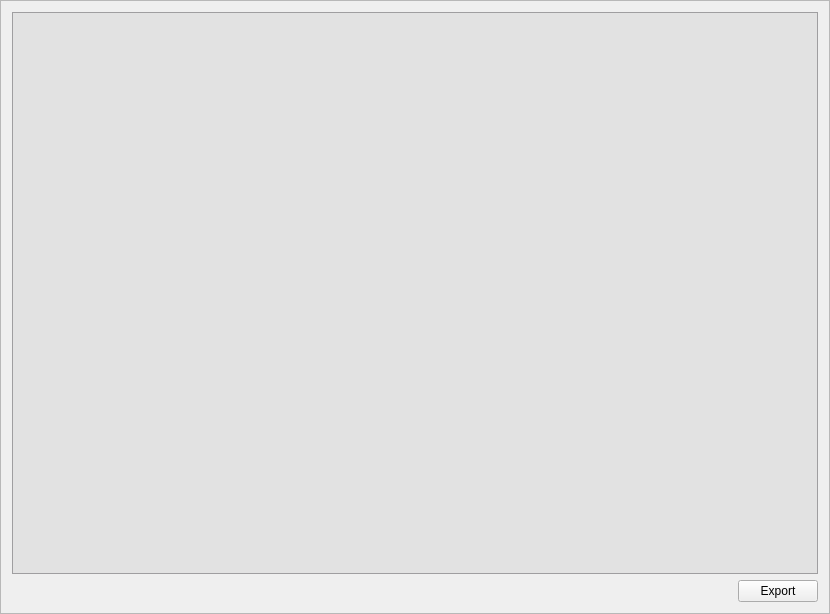
Qt form src/gui/ui/transactionsframe.ui (iridiumdev/iridium-gui) before a commit.
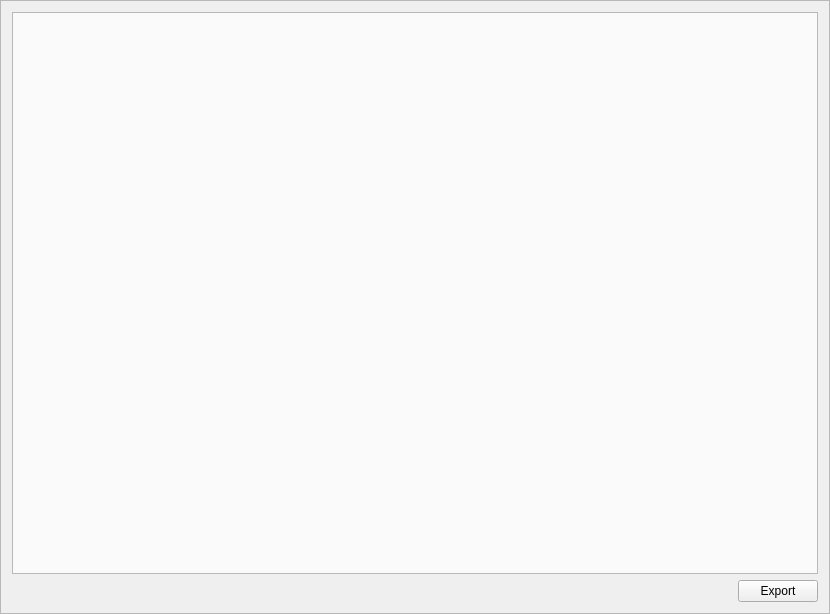
The same form after that commit. Icons and pictures are not drawn.

The edit to the form file:
```diff
--- a/src/gui/ui/transactionsframe.ui
+++ b/src/gui/ui/transactionsframe.ui
@@ -25,412 +25,34 @@
      <property name="palette">
       <palette>
        <active>
-        <colorrole role="WindowText">
-         <brush brushstyle="SolidPattern">
-          <color alpha="255">
-           <red>0</red>
-           <green>0</green>
-           <blue>0</blue>
-          </color>
-         </brush>
-        </colorrole>
-        <colorrole role="Button">
-         <brush brushstyle="SolidPattern">
-          <color alpha="255">
-           <red>206</red>
-           <green>205</green>
-           <blue>208</blue>
-          </color>
-         </brush>
-        </colorrole>
-        <colorrole role="Light">
-         <brush brushstyle="SolidPattern">
-          <color alpha="255">
-           <red>230</red>
-           <green>230</green>
-           <blue>230</blue>
-          </color>
-         </brush>
-        </colorrole>
-        <colorrole role="Midlight">
-         <brush brushstyle="SolidPattern">
-          <color alpha="255">
-           <red>230</red>
-           <green>230</green>
-           <blue>231</blue>
-          </color>
-         </brush>
-        </colorrole>
-        <colorrole role="Dark">
-         <brush brushstyle="SolidPattern">
-          <color alpha="255">
-           <red>103</red>
-           <green>102</green>
-           <blue>104</blue>
-          </color>
-         </brush>
-        </colorrole>
-        <colorrole role="Mid">
-         <brush brushstyle="SolidPattern">
-          <color alpha="255">
-           <red>137</red>
-           <green>137</green>
-           <blue>139</blue>
-          </color>
-         </brush>
-        </colorrole>
-        <colorrole role="Text">
-         <brush brushstyle="SolidPattern">
-          <color alpha="255">
-           <red>0</red>
-           <green>0</green>
-           <blue>0</blue>
-          </color>
-         </brush>
-        </colorrole>
-        <colorrole role="BrightText">
-         <brush brushstyle="SolidPattern">
-          <color alpha="255">
-           <red>255</red>
-           <green>255</green>
-           <blue>255</blue>
-          </color>
-         </brush>
-        </colorrole>
-        <colorrole role="ButtonText">
-         <brush brushstyle="SolidPattern">
-          <color alpha="255">
-           <red>0</red>
-           <green>0</green>
-           <blue>0</blue>
-          </color>
-         </brush>
-        </colorrole>
         <colorrole role="Base">
          <brush brushstyle="SolidPattern">
           <color alpha="255">
-           <red>226</red>
-           <green>226</green>
-           <blue>226</blue>
-          </color>
-         </brush>
-        </colorrole>
-        <colorrole role="Window">
-         <brush brushstyle="SolidPattern">
-          <color alpha="255">
-           <red>206</red>
-           <green>205</green>
-           <blue>208</blue>
-          </color>
-         </brush>
-        </colorrole>
-        <colorrole role="Shadow">
-         <brush brushstyle="SolidPattern">
-          <color alpha="255">
-           <red>0</red>
-           <green>0</green>
-           <blue>0</blue>
-          </color>
-         </brush>
-        </colorrole>
-        <colorrole role="AlternateBase">
-         <brush brushstyle="SolidPattern">
-          <color alpha="255">
-           <red>230</red>
-           <green>230</green>
-           <blue>231</blue>
-          </color>
-         </brush>
-        </colorrole>
-        <colorrole role="ToolTipBase">
-         <brush brushstyle="SolidPattern">
-          <color alpha="255">
-           <red>255</red>
-           <green>255</green>
-           <blue>220</blue>
-          </color>
-         </brush>
-        </colorrole>
-        <colorrole role="ToolTipText">
-         <brush brushstyle="SolidPattern">
-          <color alpha="255">
-           <red>0</red>
-           <green>0</green>
-           <blue>0</blue>
+           <red>250</red>
+           <green>250</green>
+           <blue>250</blue>
           </color>
          </brush>
         </colorrole>
        </active>
        <inactive>
-        <colorrole role="WindowText">
-         <brush brushstyle="SolidPattern">
-          <color alpha="255">
-           <red>0</red>
-           <green>0</green>
-           <blue>0</blue>
-          </color>
-         </brush>
-        </colorrole>
-        <colorrole role="Button">
-         <brush brushstyle="SolidPattern">
-          <color alpha="255">
-           <red>206</red>
-           <green>205</green>
-           <blue>208</blue>
-          </color>
-         </brush>
-        </colorrole>
-        <colorrole role="Light">
-         <brush brushstyle="SolidPattern">
-          <color alpha="255">
-           <red>230</red>
-           <green>230</green>
-           <blue>230</blue>
-          </color>
-         </brush>
-        </colorrole>
-        <colorrole role="Midlight">
-         <brush brushstyle="SolidPattern">
-          <color alpha="255">
-           <red>230</red>
-           <green>230</green>
-           <blue>231</blue>
-          </color>
-         </brush>
-        </colorrole>
-        <colorrole role="Dark">
-         <brush brushstyle="SolidPattern">
-          <color alpha="255">
-           <red>103</red>
-           <green>102</green>
-           <blue>104</blue>
-          </color>
-         </brush>
-        </colorrole>
-        <colorrole role="Mid">
-         <brush brushstyle="SolidPattern">
-          <color alpha="255">
-           <red>137</red>
-           <green>137</green>
-           <blue>139</blue>
-          </color>
-         </brush>
-        </colorrole>
-        <colorrole role="Text">
-         <brush brushstyle="SolidPattern">
-          <color alpha="255">
-           <red>0</red>
-           <green>0</green>
-           <blue>0</blue>
-          </color>
-         </brush>
-        </colorrole>
-        <colorrole role="BrightText">
-         <brush brushstyle="SolidPattern">
-          <color alpha="255">
-           <red>255</red>
-           <green>255</green>
-           <blue>255</blue>
-          </color>
-         </brush>
-        </colorrole>
-        <colorrole role="ButtonText">
-         <brush brushstyle="SolidPattern">
-          <color alpha="255">
-           <red>0</red>
-           <green>0</green>
-           <blue>0</blue>
-          </color>
-         </brush>
-        </colorrole>
         <colorrole role="Base">
          <brush brushstyle="SolidPattern">
           <color alpha="255">
-           <red>226</red>
-           <green>226</green>
-           <blue>226</blue>
-          </color>
-         </brush>
-        </colorrole>
-        <colorrole role="Window">
-         <brush brushstyle="SolidPattern">
-          <color alpha="255">
-           <red>206</red>
-           <green>205</green>
-           <blue>208</blue>
-          </color>
-         </brush>
-        </colorrole>
-        <colorrole role="Shadow">
-         <brush brushstyle="SolidPattern">
-          <color alpha="255">
-           <red>0</red>
-           <green>0</green>
-           <blue>0</blue>
-          </color>
-         </brush>
-        </colorrole>
-        <colorrole role="AlternateBase">
-         <brush brushstyle="SolidPattern">
-          <color alpha="255">
-           <red>230</red>
-           <green>230</green>
-           <blue>231</blue>
-          </color>
-         </brush>
-        </colorrole>
-        <colorrole role="ToolTipBase">
-         <brush brushstyle="SolidPattern">
-          <color alpha="255">
-           <red>255</red>
-           <green>255</green>
-           <blue>220</blue>
-          </color>
-         </brush>
-        </colorrole>
-        <colorrole role="ToolTipText">
-         <brush brushstyle="SolidPattern">
-          <color alpha="255">
-           <red>0</red>
-           <green>0</green>
-           <blue>0</blue>
+           <red>250</red>
+           <green>250</green>
+           <blue>250</blue>
           </color>
          </brush>
         </colorrole>
        </inactive>
        <disabled>
-        <colorrole role="WindowText">
-         <brush brushstyle="SolidPattern">
-          <color alpha="255">
-           <red>103</red>
-           <green>102</green>
-           <blue>104</blue>
-          </color>
-         </brush>
-        </colorrole>
-        <colorrole role="Button">
-         <brush brushstyle="SolidPattern">
-          <color alpha="255">
-           <red>206</red>
-           <green>205</green>
-           <blue>208</blue>
-          </color>
-         </brush>
-        </colorrole>
-        <colorrole role="Light">
-         <brush brushstyle="SolidPattern">
-          <color alpha="255">
-           <red>230</red>
-           <green>230</green>
-           <blue>230</blue>
-          </color>
-         </brush>
-        </colorrole>
-        <colorrole role="Midlight">
-         <brush brushstyle="SolidPattern">
-          <color alpha="255">
-           <red>230</red>
-           <green>230</green>
-           <blue>231</blue>
-          </color>
-         </brush>
-        </colorrole>
-        <colorrole role="Dark">
-         <brush brushstyle="SolidPattern">
-          <color alpha="255">
-           <red>103</red>
-           <green>102</green>
-           <blue>104</blue>
-          </color>
-         </brush>
-        </colorrole>
-        <colorrole role="Mid">
-         <brush brushstyle="SolidPattern">
-          <color alpha="255">
-           <red>137</red>
-           <green>137</green>
-           <blue>139</blue>
-          </color>
-         </brush>
-        </colorrole>
-        <colorrole role="Text">
-         <brush brushstyle="SolidPattern">
-          <color alpha="255">
-           <red>103</red>
-           <green>102</green>
-           <blue>104</blue>
-          </color>
-         </brush>
-        </colorrole>
-        <colorrole role="BrightText">
-         <brush brushstyle="SolidPattern">
-          <color alpha="255">
-           <red>255</red>
-           <green>255</green>
-           <blue>255</blue>
-          </color>
-         </brush>
-        </colorrole>
-        <colorrole role="ButtonText">
-         <brush brushstyle="SolidPattern">
-          <color alpha="255">
-           <red>103</red>
-           <green>102</green>
-           <blue>104</blue>
-          </color>
-         </brush>
-        </colorrole>
         <colorrole role="Base">
          <brush brushstyle="SolidPattern">
           <color alpha="255">
-           <red>206</red>
-           <green>205</green>
-           <blue>208</blue>
-          </color>
-         </brush>
-        </colorrole>
-        <colorrole role="Window">
-         <brush brushstyle="SolidPattern">
-          <color alpha="255">
-           <red>206</red>
-           <green>205</green>
-           <blue>208</blue>
-          </color>
-         </brush>
-        </colorrole>
-        <colorrole role="Shadow">
-         <brush brushstyle="SolidPattern">
-          <color alpha="255">
-           <red>0</red>
-           <green>0</green>
-           <blue>0</blue>
-          </color>
-         </brush>
-        </colorrole>
-        <colorrole role="AlternateBase">
-         <brush brushstyle="SolidPattern">
-          <color alpha="255">
-           <red>206</red>
-           <green>205</green>
-           <blue>208</blue>
-          </color>
-         </brush>
-        </colorrole>
-        <colorrole role="ToolTipBase">
-         <brush brushstyle="SolidPattern">
-          <color alpha="255">
-           <red>255</red>
-           <green>255</green>
-           <blue>220</blue>
-          </color>
-         </brush>
-        </colorrole>
-        <colorrole role="ToolTipText">
-         <brush brushstyle="SolidPattern">
-          <color alpha="255">
-           <red>0</red>
-           <green>0</green>
-           <blue>0</blue>
+           <red>236</red>
+           <green>236</green>
+           <blue>236</blue>
           </color>
          </brush>
         </colorrole>
```
Left out of the diff: 1 changed line with no effect on the pictures.
